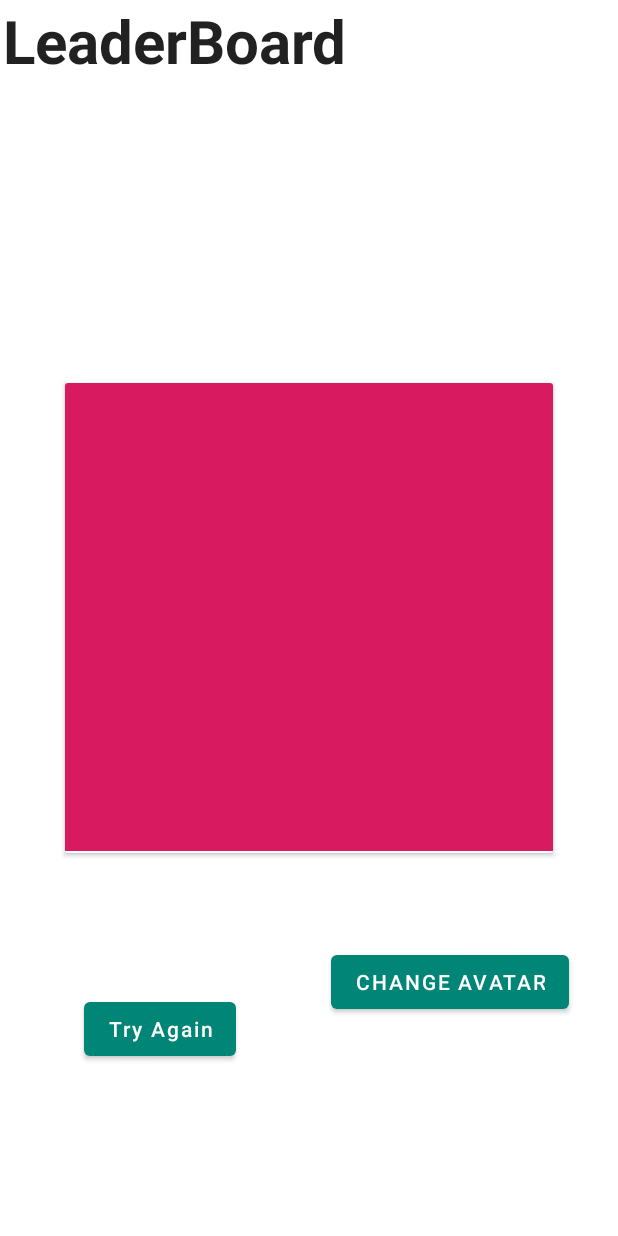
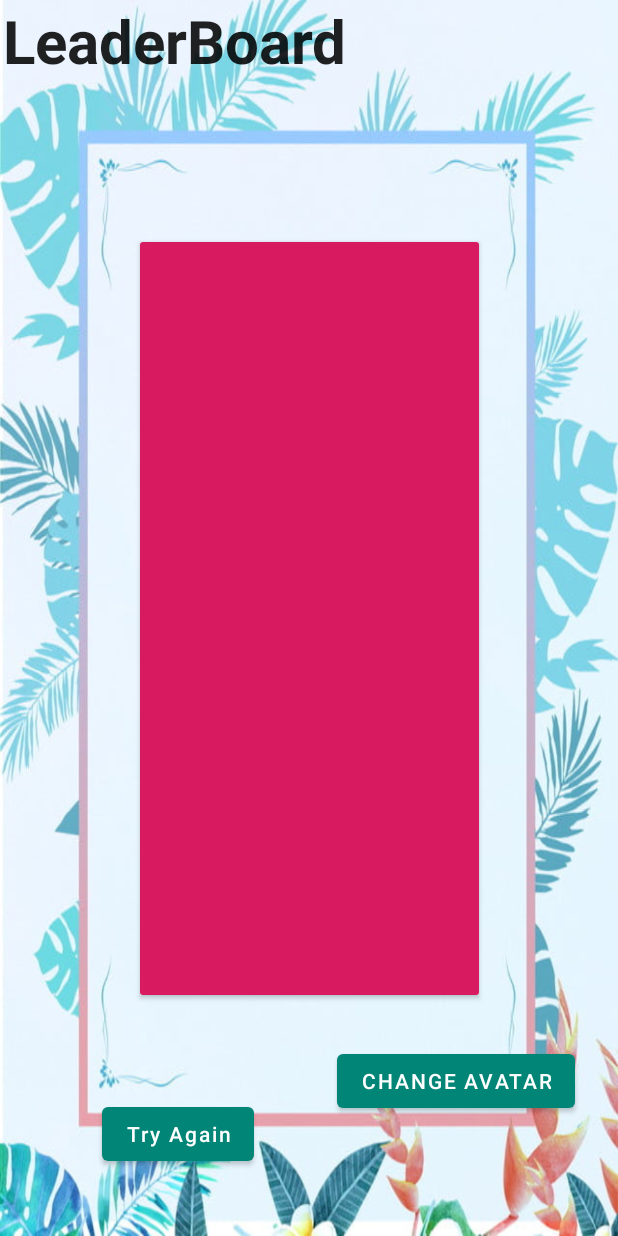
Before and after one commit to anfaas1618/bigeater2.0, an Android app: the LeaderBoardActivity screen opened directly, with no data from a screen before it, on a phone screen of 412 x 824 dp. Run offline under Robolectric (Android 15) with nearby library versions, the phone set to English and light mode, and no system bars; our stand-ins replace CircleImageView, Firebase (no records; nobody signed in at launch, a user with empty details on screens opened directly), Picasso; 1 statement that could not run was skipped.

Commit message:
changed the apperance a bit

```diff
--- a/app/src/main/java/com/anfaas/bigeater20/LeaderBoardActivity.java
+++ b/app/src/main/java/com/anfaas/bigeater20/LeaderBoardActivity.java
@@ -31,7 +31,7 @@ import java.util.ArrayList;
 import java.util.Collections;
 import java.util.List;
 
-public class LeaderBoardActivity extends AppCompatActivity {
+public class  LeaderBoardActivity extends AppCompatActivity {
     private static final String TAG = "LeaderBoardActivity";
     List<PlayerScore> playerScoreList;
  //   String uid;
--- a/app/src/main/res/layout/activity_leader_board.xml
+++ b/app/src/main/res/layout/activity_leader_board.xml
@@ -5,24 +5,25 @@
     android:layout_width="match_parent"
     android:layout_height="match_parent"
     android:orientation="vertical"
+    android:background="@drawable/background_material_one"
     tools:context=".LeaderBoardActivity">
 
 
     <androidx.cardview.widget.CardView
         android:id="@+id/cardView2"
-        android:layout_width="325dp"
-        android:layout_height="313dp"
+        android:layout_width="226dp"
+        android:layout_height="502dp"
         app:layout_constraintBottom_toBottomOf="parent"
         app:layout_constraintEnd_toEndOf="parent"
         app:layout_constraintStart_toStartOf="parent"
         app:layout_constraintTop_toTopOf="@+id/linearLayout">
 
         <ListView
-            android:backgroundTint="@color/colorAccent"
-            android:background="@color/colorAccent"
             android:id="@+id/list"
             android:layout_width="match_parent"
-            android:layout_height="312dp"
+            android:layout_height="match_parent"
+            android:background="@color/colorAccent"
+            android:backgroundTint="@color/colorAccent"
             android:dividerHeight="10dp"
             tools:layout_editor_absoluteX="0dp"
             tools:layout_editor_absoluteY="64dp" />
@@ -33,15 +34,13 @@
         android:layout_width="wrap_content"
         android:layout_height="wrap_content"
 
-        android:layout_marginStart="56dp"
-        android:layout_marginBottom="112dp"
+        android:layout_marginStart="68dp"
+        android:layout_marginBottom="44dp"
         android:onClick="tryAgain"
         android:text="Try Again"
         android:textAllCaps="false"
         app:layout_constraintBottom_toBottomOf="parent"
-        app:layout_constraintStart_toStartOf="parent"
-        app:layout_constraintTop_toBottomOf="@+id/cardView2"
-        app:layout_constraintVertical_bias="0.979" />
+        app:layout_constraintStart_toStartOf="parent" />
 
     <LinearLayout
         android:id="@+id/linearLayout"
```
